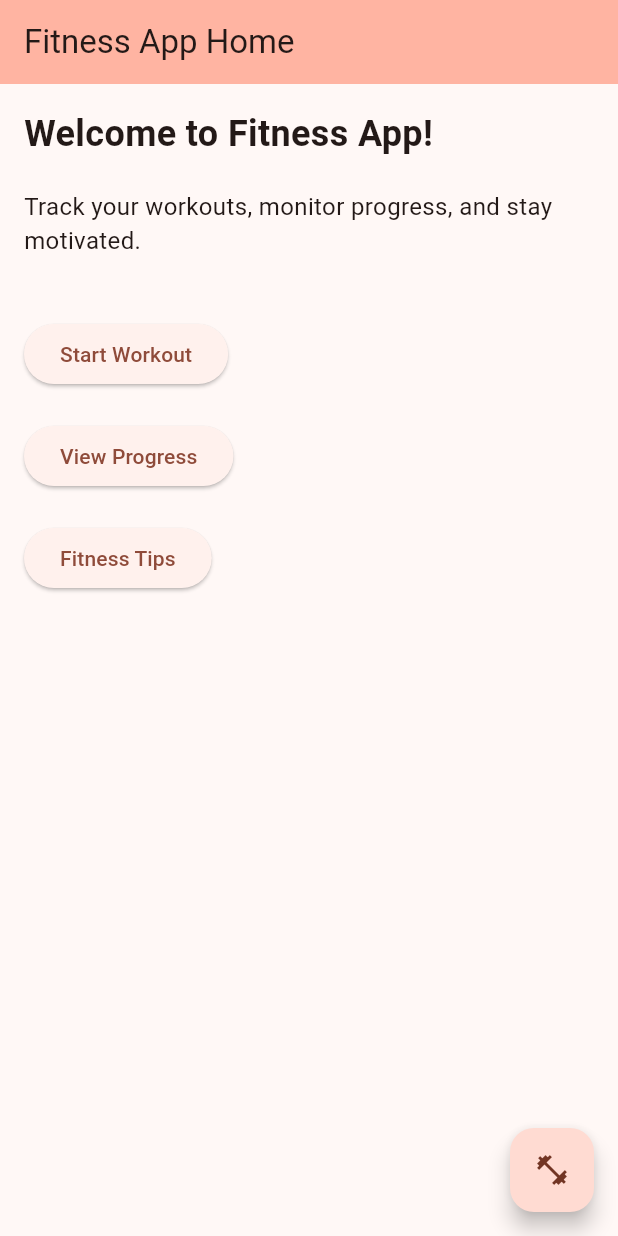
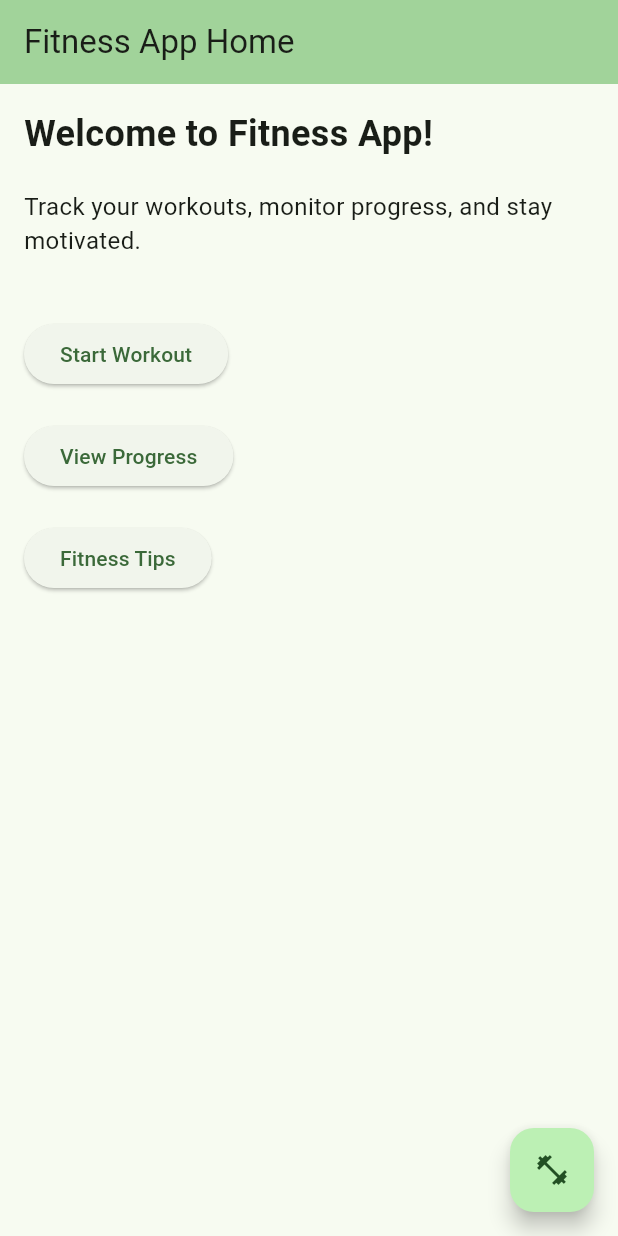
Before and after one commit to danielnaswan/thodev_fitness_app, a Flutter app: the screen it shows after launch, on a phone screen of 412 x 824 dp. Run offline on Flutter 3.47's test engine with Material 3 defaults, Android fonts, the phone set to English and light mode, and no system bars.

```diff
--- a/lib/main.dart
+++ b/lib/main.dart
@@ -12,7 +12,7 @@ class FitnessApp extends StatelessWidget {
     return MaterialApp(
       title: 'Fitness App',
       theme: ThemeData(
-        colorScheme: ColorScheme.fromSeed(seedColor: const Color.fromARGB(255, 152, 60, 36)),
+        colorScheme: ColorScheme.fromSeed(seedColor: Colors.green),
         useMaterial3: true,
       ),
       home: const FitnessHomePage(title: 'Fitness App Home'),
```
Also changed, not shown: 1 other file.
